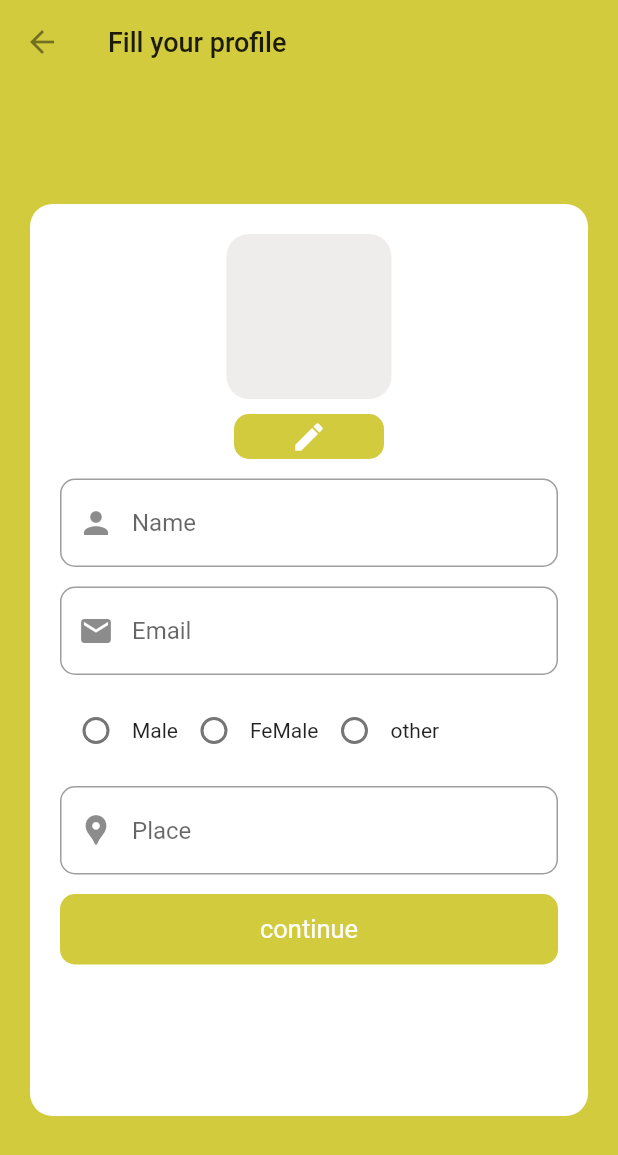
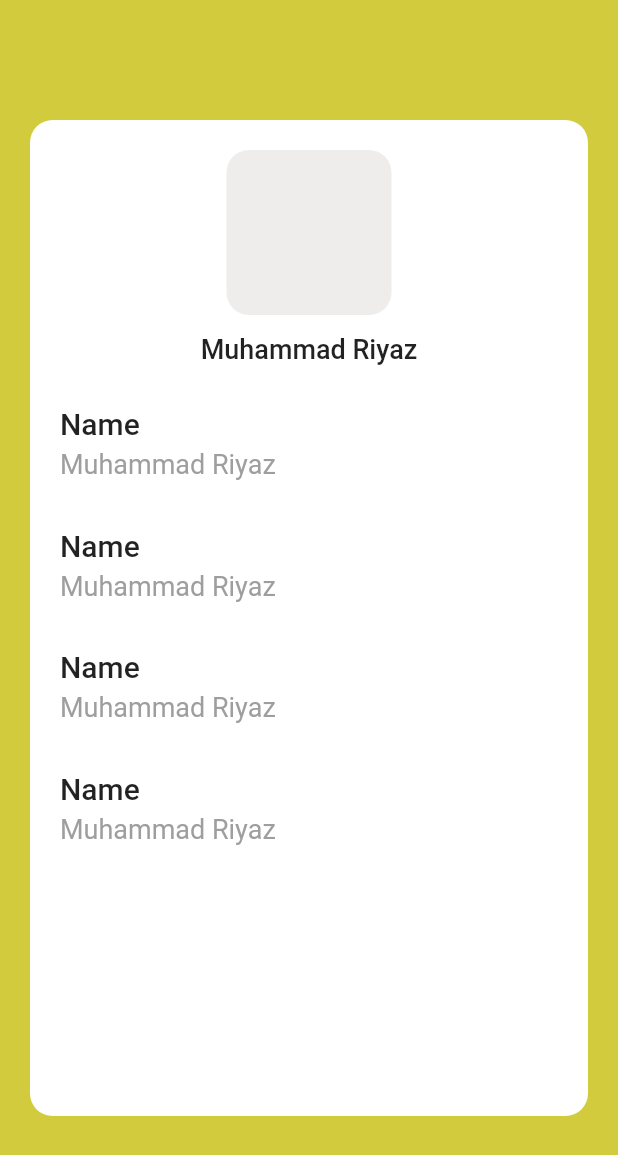
Before and after one commit to muhammadRiyazz/videalph-, a Flutter app: the ScreenAddProfile screen opened directly, after a tap on "continue", on a phone screen of 412 x 824 dp. Shown: the top 1155 px of the screen. Run offline on Flutter 3.47's test engine with Material 2 defaults, Android fonts, the phone set to English and light mode, and no system bars; our stand-ins replace animated_text_kit, firebase_core, intl_phone_field, otp_text_field; accounts and stored records are empty.

Commit message:
ui part almost done

```diff
--- a/lib/presentation/Screen add profile/screen_add_profile.dart
+++ b/lib/presentation/Screen add profile/screen_add_profile.dart
@@ -1,4 +1,6 @@
 import 'package:flutter/material.dart';
+
+import '../screen user profile/screen_user_profile.dart';
 
 class ScreenAddProfile extends StatelessWidget {
   ScreenAddProfile({super.key});
@@ -125,11 +127,11 @@ class ScreenAddProfile extends StatelessWidget {
                           ),
                           InkWell(
                             onTap: () {
-                              //   Navigator.push(context, MaterialPageRoute(
-                              //     builder: (context) {
-                              //       return ScreenAddProfile();
-                              //     },
-                              //   ));
+                              Navigator.push(context, MaterialPageRoute(
+                                builder: (context) {
+                                  return ScreenUserProfile();
+                                },
+                              ));
                             },
                             child: Container(
                               width: double.infinity,
--- /dev/null
+++ b/lib/presentation/screen user profile/screen_user_profile.dart
@@ -0,0 +1,85 @@
+import 'package:flutter/material.dart';
+import 'package:flutter/src/widgets/framework.dart';
+import 'package:flutter/src/widgets/placeholder.dart';
+
+class ScreenUserProfile extends StatelessWidget {
+  const ScreenUserProfile({super.key});
+
+  @override
+  Widget build(BuildContext context) {
+    return Scaffold(
+      backgroundColor: const Color(0xffD1CB3D),
+      body: SafeArea(
+        child: Padding(
+          padding: EdgeInsets.symmetric(vertical: 80, horizontal: 20),
+          child: Container(
+            padding: const EdgeInsets.all(20),
+            width: double.infinity,
+            decoration: BoxDecoration(
+              color: Colors.white,
+              borderRadius: BorderRadius.circular(15),
+            ),
+            child: Column(
+              crossAxisAlignment: CrossAxisAlignment.start,
+              children: [
+                Center(
+                  child: Container(
+                    height: 110,
+                    width: 110,
+                    decoration: BoxDecoration(
+                        color: Color.fromARGB(96, 213, 204, 204),
+                        borderRadius: BorderRadius.circular(15)),
+                    // child: ,
+                  ),
+                ),
+                const Center(
+                  child: Padding(
+                    padding: EdgeInsets.symmetric(vertical: 12),
+                    child: Text(
+                      'Muhammad Riyaz',
+                      style:
+                          TextStyle(fontSize: 18, fontWeight: FontWeight.w500),
+                    ),
+                  ),
+                ),
+                Userfield(),
+                Userfield(),
+                Userfield(),
+                Userfield()
+              ],
+            ),
+          ),
+        ),
+      ),
+    );
+  }
+}
+
+class Userfield extends StatelessWidget {
+  const Userfield({
+    super.key,
+  });
+
+  @override
+  Widget build(BuildContext context) {
+    return Padding(
+      padding: const EdgeInsets.symmetric(vertical: 16),
+      child: Column(
+        crossAxisAlignment: CrossAxisAlignment.start,
+        children: const [
+          Text(
+            'Name',
+            style: TextStyle(fontSize: 20, fontWeight: FontWeight.w500),
+          ),
+          SizedBox(
+            height: 5,
+          ),
+          Text(
+            'Muhammad Riyaz',
+            style: TextStyle(fontSize: 18, color: Colors.grey),
+          )
+        ],
+      ),
+    );
+  }
+}
```
